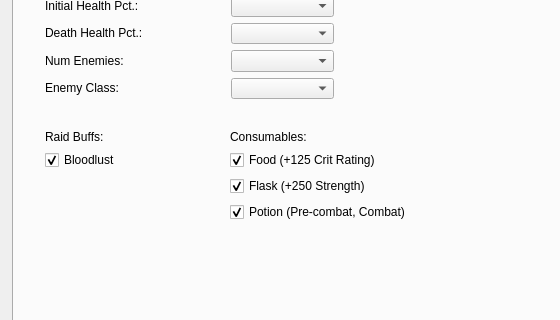
This is ic/gic.ui in AeanSR/irecore2 as Qt 5 draws it before an edit; both pictures show x 0 to 560 and y 129 to 449 of the 790 by 620 pixel window. The edited form follows.
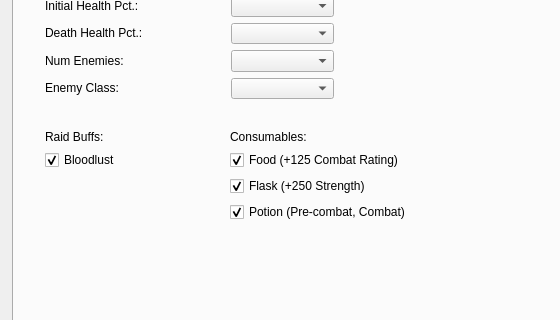
This is the edited form. The open tabs and pages were chosen to show the change. Icons and pictures are not drawn.

What changed in the file:
```diff
--- a/ic/gic.ui
+++ b/ic/gic.ui
@@ -363,7 +363,7 @@
               <item>
                <widget class="QCheckBox" name="checkRaidBuffFood">
                 <property name="text">
-                 <string>Food (+125 Crit Rating)</string>
+                 <string>Food (+125 Combat Rating)</string>
                 </property>
                 <property name="checked">
                  <bool>true</bool>
```
Left out of the diff: 2 changed lines with no effect on the pictures.
